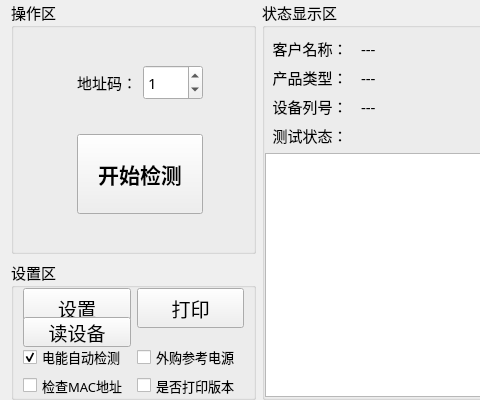
First picture: the form in PDU-MonitorTest/home/home_workwid.ui, repository ChinaClever/PDU-MonitorTool, before the edit; both pictures show x 0 to 480 and y 0 to 400 of the 1118 by 400 pixel window.
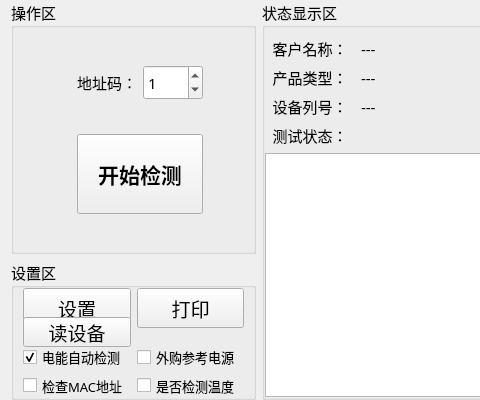
Second picture: the form after the edit.

```diff
--- a/PDU-MonitorTest/home/home_workwid.ui
+++ b/PDU-MonitorTest/home/home_workwid.ui
@@ -672,7 +672,7 @@
          </font>
         </property>
         <property name="text">
-         <string>是否打印版本</string>
+         <string>是否检测温度</string>
         </property>
        </widget>
       </item>
```
Left out of the diff: 2 changed lines with no effect on the pictures.
